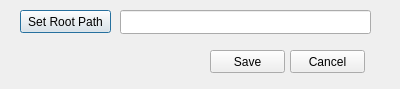
sakusi4/MDWriter, file settingdialog.ui: the form before one commit.
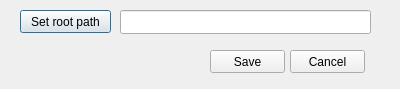
The form after the commit.

```diff
--- a/settingdialog.ui
+++ b/settingdialog.ui
@@ -23,7 +23,7 @@
     </rect>
    </property>
    <property name="text">
-    <string>Set Root Path</string>
+    <string>Set root path</string>
    </property>
   </widget>
   <widget class="QLineEdit" name="lineEdit_root_path">
```
Left out of the diff: 3 changed lines with no effect on the pictures.
